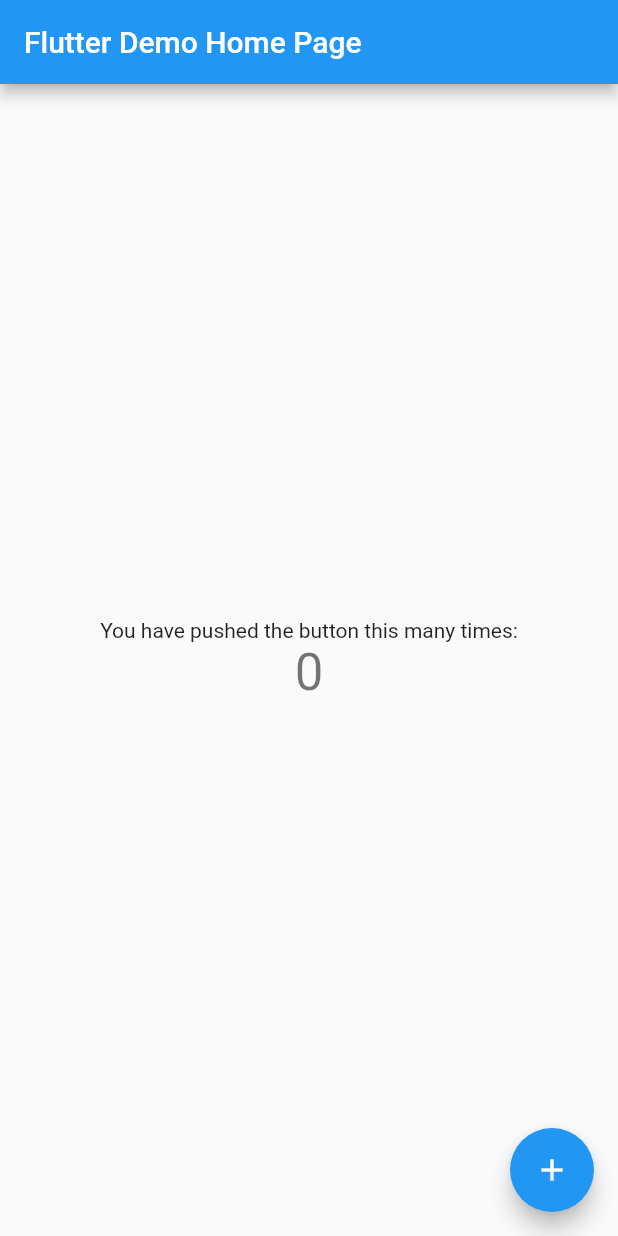
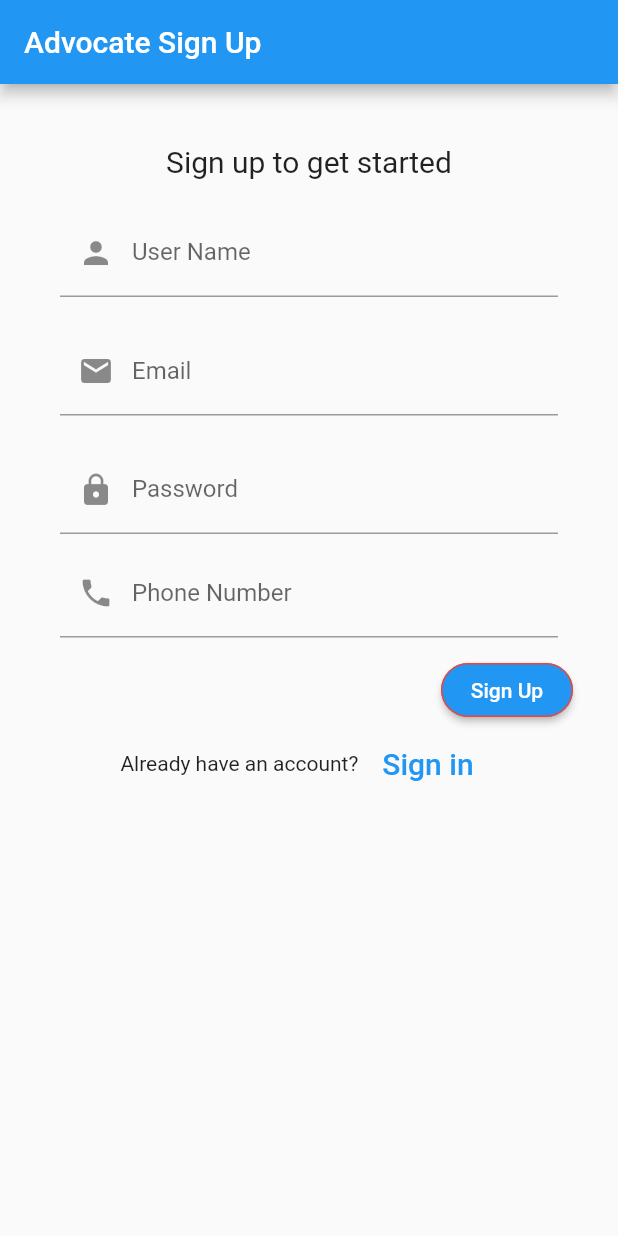
Before and after one commit to sahilidessai/vakeelapp, a Flutter app: the screen it shows after launch, on a phone screen of 412 x 824 dp. Run offline on Flutter 3.47's test engine with Material 2 defaults, Android fonts, the phone set to English and light mode, and no system bars.

Commit message:
advocate ui first itteration

```diff
--- a/lib/main.dart
+++ b/lib/main.dart
@@ -1,4 +1,5 @@
 import 'package:flutter/material.dart';
+import 'package:flutter/rendering.dart';
 
 void main() {
   runApp(MyApp());
@@ -9,24 +10,12 @@ class MyApp extends StatelessWidget {
   @override
   Widget build(BuildContext context) {
     return MaterialApp(
-      title: 'Flutter Demo',
+      title: 'Advocate Sign Up',
       theme: ThemeData(
-        // This is the theme of your application.
-        //
-        // Try running your application with "flutter run". You'll see the
-        // application has a blue toolbar. Then, without quitting the app, try
-        // changing the primarySwatch below to Colors.green and then invoke
-        // "hot reload" (press "r" in the console where you ran "flutter run",
-        // or simply save your changes to "hot reload" in a Flutter IDE).
-        // Notice that the counter didn't reset back to zero; the application
-        // is not restarted.
         primarySwatch: Colors.blue,
-        // This makes the visual density adapt to the platform that you run
-        // the app on. For desktop platforms, the controls will be smaller and
-        // closer together (more dense) than on mobile platforms.
         visualDensity: VisualDensity.adaptivePlatformDensity,
       ),
-      home: MyHomePage(title: 'Flutter Demo Home Page'),
+      home: MyHomePage(title: 'Advocate Sign Up'),
     );
   }
 }
@@ -50,68 +39,100 @@ class MyHomePage extends StatefulWidget {
 }
 
 class _MyHomePageState extends State<MyHomePage> {
-  int _counter = 0;
-
-  void _incrementCounter() {
-    setState(() {
-      // This call to setState tells the Flutter framework that something has
-      // changed in this State, which causes it to rerun the build method below
-      // so that the display can reflect the updated values. If we changed
-      // _counter without calling setState(), then the build method would not be
-      // called again, and so nothing would appear to happen.
-      _counter++;
-    });
-  }
-
+  TextEditingController nameController = TextEditingController();
+  TextEditingController passwordController = TextEditingController();
+  TextEditingController emailController = TextEditingController();
+  TextEditingController numberController = TextEditingController();
   @override
   Widget build(BuildContext context) {
-    // This method is rerun every time setState is called, for instance as done
-    // by the _incrementCounter method above.
-    //
-    // The Flutter framework has been optimized to make rerunning build methods
-    // fast, so that you can just rebuild anything that needs updating rather
-    // than having to individually change instances of widgets.
     return Scaffold(
-      appBar: AppBar(
-        // Here we take the value from the MyHomePage object that was created by
-        // the App.build method, and use it to set our appbar title.
-        title: Text(widget.title),
-      ),
-      body: Center(
-        // Center is a layout widget. It takes a single child and positions it
-        // in the middle of the parent.
-        child: Column(
-          // Column is also a layout widget. It takes a list of children and
-          // arranges them vertically. By default, it sizes itself to fit its
-          // children horizontally, and tries to be as tall as its parent.
-          //
-          // Invoke "debug painting" (press "p" in the console, choose the
-          // "Toggle Debug Paint" action from the Flutter Inspector in Android
-          // Studio, or the "Toggle Debug Paint" command in Visual Studio Code)
-          // to see the wireframe for each widget.
-          //
-          // Column has various properties to control how it sizes itself and
-          // how it positions its children. Here we use mainAxisAlignment to
-          // center the children vertically; the main axis here is the vertical
-          // axis because Columns are vertical (the cross axis would be
-          // horizontal).
-          mainAxisAlignment: MainAxisAlignment.center,
-          children: <Widget>[
-            Text(
-              'You have pushed the button this many times:',
-            ),
-            Text(
-              '$_counter',
-              style: Theme.of(context).textTheme.headline4,
-            ),
-          ],
+        appBar: AppBar(
+          title: Text(widget.title),
         ),
-      ),
-      floatingActionButton: FloatingActionButton(
-        onPressed: _incrementCounter,
-        tooltip: 'Increment',
-        child: Icon(Icons.add),
-      ), // This trailing comma makes auto-formatting nicer for build methods.
-    );
+        body: Padding(
+            padding: EdgeInsets.all(30),
+            child: ListView(
+              children: <Widget>[
+                Container(
+                    alignment: Alignment.center,
+                    padding: EdgeInsets.all(10),
+                    child: Text(
+                      'Sign up to get started',
+                      style: TextStyle(fontSize: 20),
+                    )),
+                Container(
+                  padding: EdgeInsets.all(10),
+                  child: TextField(
+                    controller: nameController,
+                    decoration: InputDecoration(
+                      labelText: 'User Name',
+                      prefixIcon: Icon(Icons.person),
+                    ),
+                  ),
+                ),
+                Container(
+                  padding: EdgeInsets.all(10),
+                  child: TextField(
+                    controller: emailController,
+                    decoration: InputDecoration(
+                      labelText: 'Email',
+                      prefixIcon: Icon(Icons.email),
+                    ),
+                  ),
+                ),
+                Container(
+                  padding: EdgeInsets.fromLTRB(10, 10, 10, 0),
+                  child: TextField(
+                    obscureText: true,
+                    controller: passwordController,
+                    decoration: InputDecoration(
+                      prefixIcon: Icon(Icons.lock),
+                      labelText: 'Password',
+                    ),
+                  ),
+                ),
+                Container(
+                  padding: EdgeInsets.fromLTRB(10, 10, 10, 10),
+                  child: TextField(
+                    controller: numberController,
+                    decoration: InputDecoration(
+                        prefixIcon: Icon(Icons.phone),
+                        labelText: 'Phone Number'),
+                  ),
+                ),
+                Container(
+                    height: 50,
+                    alignment: Alignment.centerRight,
+                    child: RaisedButton(
+                      textColor: Colors.white,
+                      color: Colors.blue,
+                      child: Text('Sign Up'),
+                      shape: RoundedRectangleBorder(
+                          borderRadius: BorderRadius.circular(18.0),
+                          side: BorderSide(color: Colors.red)),
+                      onPressed: () {
+                        print(nameController.text);
+                        print(passwordController.text);
+                      },
+                    )),
+                Container(
+                    child: Row(
+                  children: <Widget>[
+                    Text('Already have an account?'),
+                    FlatButton(
+                      textColor: Colors.blue,
+                      child: Text(
+                        'Sign in',
+                        style: TextStyle(fontSize: 20),
+                      ),
+                      onPressed: () {
+                        //signup screen
+                      },
+                    )
+                  ],
+                  mainAxisAlignment: MainAxisAlignment.center,
+                ))
+              ],
+            )));
   }
 }
```
Also changed, not shown: 2 other files.
